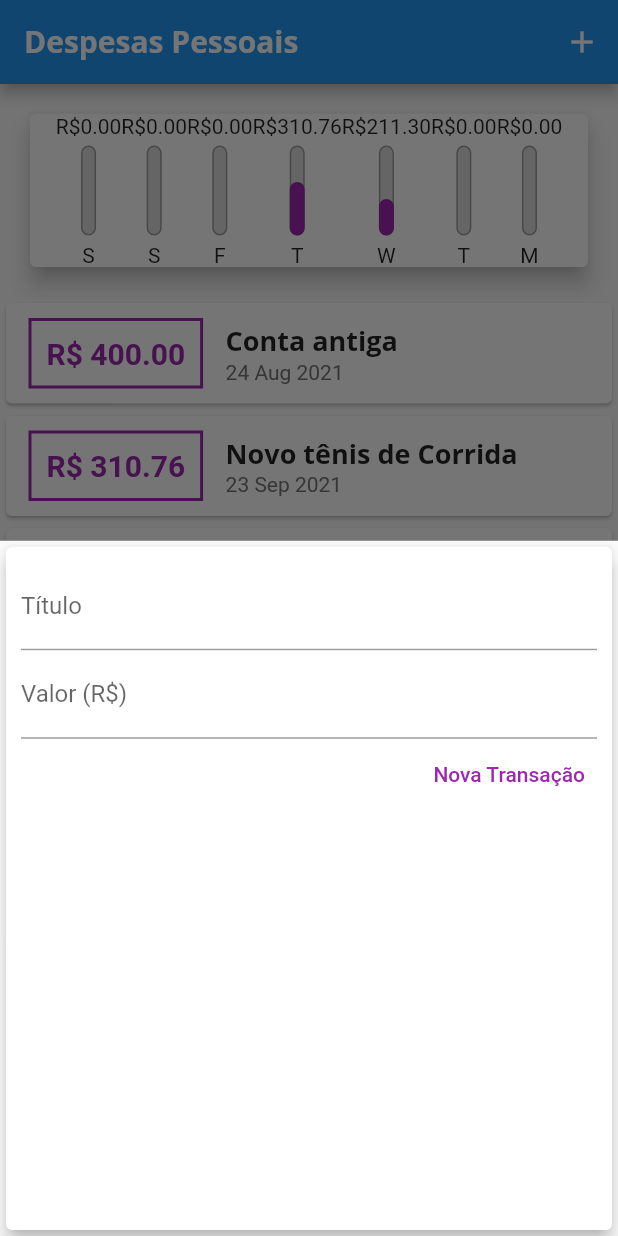
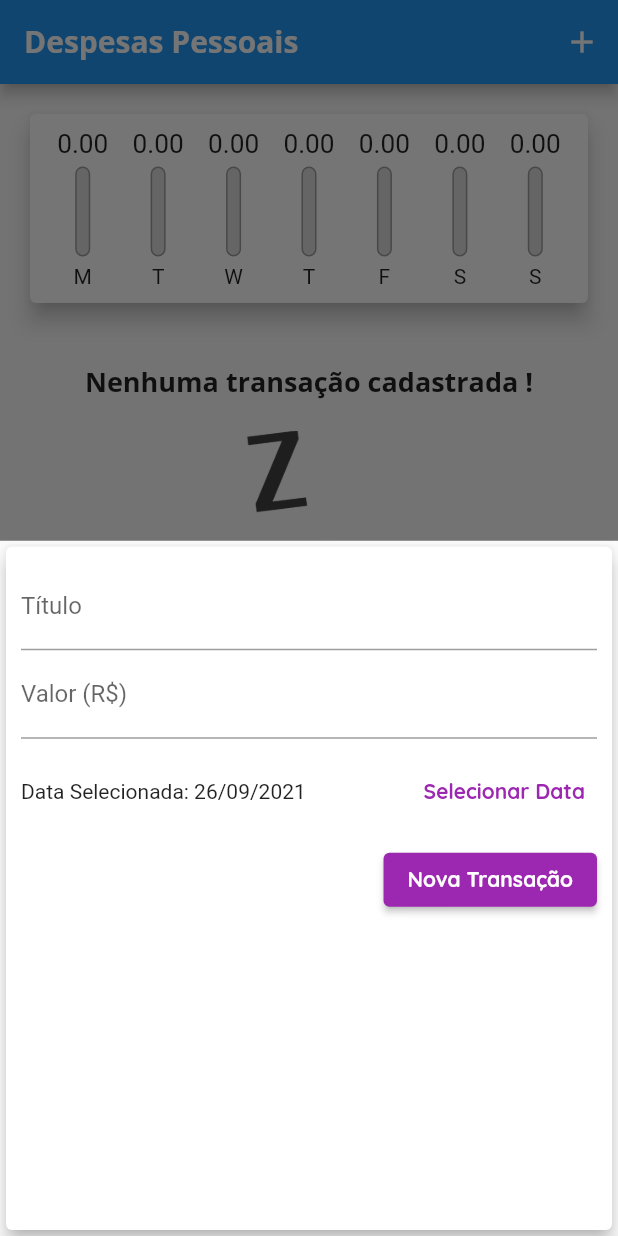
Before and after one commit to almerindopaixao/expenses, a Flutter app: the screen it shows after launch, after a tap on the "add" icon, on a phone screen of 412 x 824 dp. Run offline on Flutter 3.47's test engine with Material 2 defaults, Android fonts, the phone set to English and light mode, and no system bars.

Commit message:
Adicionando a remoção de transações

```diff
--- a/lib/main.dart
+++ b/lib/main.dart
@@ -24,14 +24,19 @@ class ExpensesApp extends StatelessWidget {
             headline6: const TextStyle(
               fontFamily: 'OpenSans',
               fontSize: 18,
-                    fontWeight: FontWeight.bold),
+              fontWeight: FontWeight.bold,
             ),
+            button: const TextStyle(
+              color: Colors.white,
+              fontWeight: FontWeight.bold,
+            )),
         appBarTheme: const AppBarTheme(
           titleTextStyle: TextStyle(
               fontFamily: 'OpenSans',
               fontSize: 20,
               fontWeight: FontWeight.bold),
-          )),
+        ),
+      ),
     );
   }
 }
@@ -44,26 +49,7 @@ class MyHomePage extends StatefulWidget {
 }
 
 class _MyHomePageState extends State<MyHomePage> {
-  final List<Transaction> _transactions = [
-    Transaction(
-      id: 't0',
-      title: 'Conta antiga',
-      date: DateTime.now().subtract(const Duration(days: 33)),
-      value: 400.00,
-    ),
-    Transaction(
-      id: 't1',
-      title: 'Novo tênis de Corrida',
-      date: DateTime.now().subtract(const Duration(days: 3)),
-      value: 310.76,
-    ),
-    Transaction(
-      id: 't2',
-      title: 'Conta de Luz',
-      date: DateTime.now().subtract(const Duration(days: 4)),
-      value: 211.30,
-    ),
-  ];
+  final List<Transaction> _transactions = [];
 
   List<Transaction> get _recentTranscations {
     return _transactions.where((tr) {
@@ -71,12 +57,17 @@ class _MyHomePageState extends State<MyHomePage> {
     }).toList();
   }
 
-  void _addTranscation({required String title, required double value}) {
+  void _addTranscation({
+    required String title,
+    required double value,
+    required DateTime date,
+  }) {
     final newTransaction = Transaction(
       id: Random().nextDouble().toString(),
       title: title,
       value: value,
-        date: DateTime.now());
+      date: date,
+    );
 
     setState(() {
       _transactions.add(newTransaction);
@@ -85,12 +76,21 @@ class _MyHomePageState extends State<MyHomePage> {
     Navigator.of(context).pop();
   }
 
+  void _removeTransaction({required String id}) {
+    setState(() {
+      _transactions.removeWhere((tr) => tr.id == id);
+    });
+  }
+
   void _openTransactionFormModal(BuildContext context) {
     showModalBottomSheet(
       context: context,
       builder: (_) {
-          return TransactionFormWidget(onSubmit: _addTranscation);
-        });
+        return TransactionFormWidget(
+          onSubmit: _addTranscation,
+        );
+      },
+    );
   }
 
   @override
@@ -110,7 +110,10 @@ class _MyHomePageState extends State<MyHomePage> {
           crossAxisAlignment: CrossAxisAlignment.stretch,
           children: <Widget>[
             ChartWidget(recentTransaction: _recentTranscations),
-            TransactionListWidget(transactions: _transactions),
+            TransactionListWidget(
+              transactions: _transactions,
+              onRemove: _removeTransaction,
+            ),
           ],
         ),
       ),
--- a/lib/widgets/chart_bar_widget.dart
+++ b/lib/widgets/chart_bar_widget.dart
@@ -16,7 +16,12 @@ class ChartBarWidget extends StatelessWidget {
   Widget build(BuildContext context) {
     return Column(
       children: [
-        Text('R\$${value.toStringAsFixed(2)}'),
+        SizedBox(
+          height: 20,
+          child: FittedBox(
+            child: Text(value.toStringAsFixed(2)),
+          ),
+        ),
         const SizedBox(height: 5),
         SizedBox(
           height: 60,
--- a/lib/widgets/chart_widget.dart
+++ b/lib/widgets/chart_widget.dart
@@ -32,7 +32,7 @@ class ChartWidget extends StatelessWidget {
       }
 
       return {'day': initialsWeekDay, 'value': totalSum};
-    });
+    }).reversed.toList();
   }
 
   double get _weekTotalValue {
@@ -46,15 +46,22 @@ class ChartWidget extends StatelessWidget {
     return Card(
       elevation: 6,
       margin: const EdgeInsets.all(20),
+      child: Padding(
+        padding: const EdgeInsets.all(10),
         child: Row(
-        mainAxisAlignment: MainAxisAlignment.center,
+          mainAxisAlignment: MainAxisAlignment.spaceAround,
           children: groupedTransactions.map((tr) {
-          return ChartBarWidget(
+            return Expanded(
+              child: ChartBarWidget(
                 label: tr['day'].toString(),
                 value: tr['value'] as double,
-            percentage: (tr['value'] as double) / _weekTotalValue,
+                percentage: _weekTotalValue == 0
+                    ? 0
+                    : (tr['value'] as double) / _weekTotalValue,
+              ),
             );
           }).toList(),
+        ),
       ),
     );
   }
--- a/lib/widgets/transaction_form_widget.dart
+++ b/lib/widgets/transaction_form_widget.dart
@@ -1,25 +1,49 @@
 import 'package:flutter/material.dart';
+import 'package:intl/intl.dart';
 
 class TransactionFormWidget extends StatefulWidget {
-  final void Function({required String title, required double value}) onSubmit;
+  final void Function({
+    required String title,
+    required double value,
+    required DateTime date,
+  }) onSubmit;
 
-  const TransactionFormWidget({Key? key, required this.onSubmit}) : super(key: key);
+  const TransactionFormWidget({
+    Key? key,
+    required this.onSubmit,
+  }) : super(key: key);
 
   @override
   State<TransactionFormWidget> createState() => _TransactionFormWidgetState();
 }
 
 class _TransactionFormWidgetState extends State<TransactionFormWidget> {
-  final titleController = TextEditingController();
-  final valueController = TextEditingController();
+  final _titleController = TextEditingController();
+  final _valueController = TextEditingController();
+  DateTime _selectedDate = DateTime.now();
 
-  _submitForm() {
-    final title = titleController.text;
-    final value = double.tryParse(valueController.text) ?? 0.0;
+  void _submitForm() {
+    final title = _titleController.text;
+    final value = double.tryParse(_valueController.text) ?? 0.0;
 
     if (title.isEmpty || value <= 0) return;
 
-    widget.onSubmit(title: title, value: value);
+    widget.onSubmit(title: title, value: value, date: _selectedDate);
+  }
+
+  _showDatePicker() async {
+    DateTime? pickedDate = await showDatePicker(
+      context: context,
+      initialDate: DateTime.now(),
+      firstDate: DateTime(2020),
+      lastDate: DateTime.now(),
+    );
+
+    if (pickedDate == null) return;
+
+    setState(() {
+      _selectedDate = pickedDate;
+    });
   }
 
   @override
@@ -31,14 +55,14 @@ class _TransactionFormWidgetState extends State<TransactionFormWidget> {
         child: Column(
           children: <Widget>[
             TextField(
-              controller: titleController,
+              controller: _titleController,
               onSubmitted: (_) => _submitForm(),
               decoration: const InputDecoration(
                 labelText: 'Título',
               ),
             ),
             TextField(
-              controller: valueController,
+              controller: _valueController,
               keyboardType:
                   const TextInputType.numberWithOptions(decimal: true),
               onSubmitted: (_) => _submitForm(),
@@ -46,14 +70,32 @@ class _TransactionFormWidgetState extends State<TransactionFormWidget> {
                 labelText: 'Valor (R\$)',
               ),
             ),
+            SizedBox(
+              height: 70,
+              child: Row(
+                children: [
+                  Expanded(
+                    child: Text(
+                      'Data Selecionada: ${DateFormat('dd/MM/y').format(_selectedDate)}',
+                    ),
+                  ),
+                  TextButton(
+                    child: const Text(
+                      'Selecionar Data',
+                      style: TextStyle(
+                        fontWeight: FontWeight.bold,
+                      ),
+                    ),
+                    onPressed: _showDatePicker,
+                  )
+                ],
+              ),
+            ),
             Row(
               mainAxisAlignment: MainAxisAlignment.end,
               children: <Widget>[
-                TextButton(
-                  child: const Text(
-                    'Nova Transação',
-                    style: TextStyle(color: Colors.purple),
-                  ),
+                ElevatedButton(
+                  child: const Text('Nova Transação'),
                   onPressed: _submitForm,
                 )
               ],
--- a/lib/widgets/transaction_list_widget.dart
+++ b/lib/widgets/transaction_list_widget.dart
@@ -8,14 +8,18 @@ import 'package:intl/intl.dart';
 
 class TransactionListWidget extends StatelessWidget {
   final List<Transaction> transactions;
+  final void Function({required String id}) onRemove;
 
-  const TransactionListWidget({Key? key, required this.transactions})
-      : super(key: key);
+  const TransactionListWidget({
+    Key? key,
+    required this.transactions,
+    required this.onRemove,
+  }) : super(key: key);
 
   @override
   Widget build(BuildContext context) {
     return SizedBox(
-      height: 300,
+      height: 450,
       child: transactions.isEmpty
           ? Column(
               children: [
@@ -42,49 +46,35 @@ class TransactionListWidget extends StatelessWidget {
               itemBuilder: (ctx, index) {
                 final tr = transactions[index];
                 return Card(
-                  child: Row(
-                    children: <Widget>[
-                      Container(
-                        margin: const EdgeInsets.symmetric(
-                          horizontal: 15,
-                          vertical: 10,
-                        ),
-                        decoration: BoxDecoration(
-                          border: Border.all(
-                            color: Theme.of(context).colorScheme.primary,
-                            width: 2,
-                          ),
-                        ),
-                        padding: const EdgeInsets.all(10),
+                  elevation: 5,
+                  margin:
+                      const EdgeInsets.symmetric(vertical: 8, horizontal: 5),
+                  child: ListTile(
+                    leading: CircleAvatar(
+                      radius: 30,
+                      backgroundColor: Theme.of(context).colorScheme.primary,
+                      foregroundColor: Colors.white,
+                      child: Padding(
+                        padding: const EdgeInsets.all(6),
+                        child: FittedBox(
                           child: Text(
-                          'R\$ ${tr.value.toStringAsFixed(2)}',
-                          style: TextStyle(
-                            fontWeight: FontWeight.bold,
-                            color: Theme.of(context).colorScheme.primary,
-                            fontSize: 20,
+                            'R\$${tr.value}',
                           ),
                         ),
                       ),
-                      Column(
-                        crossAxisAlignment: CrossAxisAlignment.start,
-                        children: <Widget>[
-                          Text(
+                    ),
+                    title: Text(
                       tr.title,
                       style: Theme.of(context).textTheme.headline6,
-                            // style: const TextStyle(
-                            //   fontSize: 16,
-                            //   fontWeight: FontWeight.bold,
-                            // ),
                     ),
-                          Text(
+                    subtitle: Text(
                       DateFormat('d MMM y').format(tr.date),
-                            style: TextStyle(
-                              color: Colors.grey[600],
                     ),
+                    trailing: IconButton(
+                      onPressed: () => onRemove(id: tr.id),
+                      icon: const Icon(Icons.delete),
+                      color: Theme.of(context).errorColor,
                     ),
-                        ],
-                      ),
-                    ],
                   ),
                 );
               },
```
Also changed, not shown: 1 other file. Lines whose indentation alone changed are shown as unchanged.
